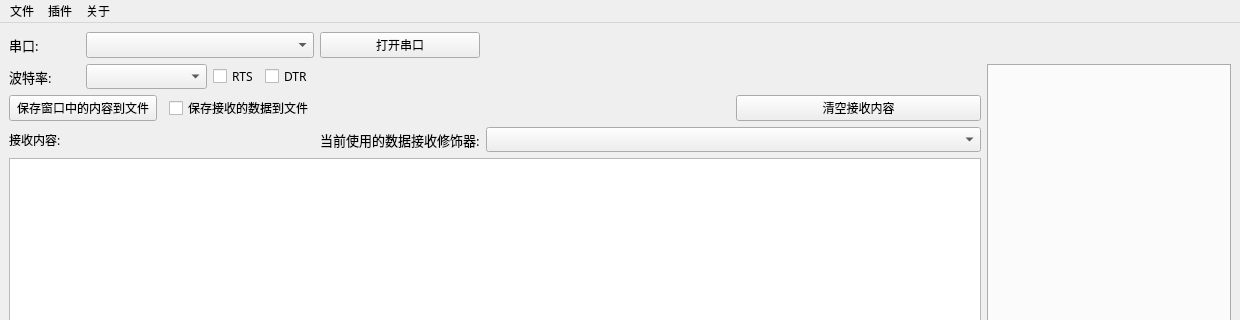
The window that main_window.ui (chensuyang/SerialPortTool) describes before a commit, drawn with Qt 5; both pictures show x 0 to 1240 and y 0 to 320 of the 1240 by 835 pixel window.
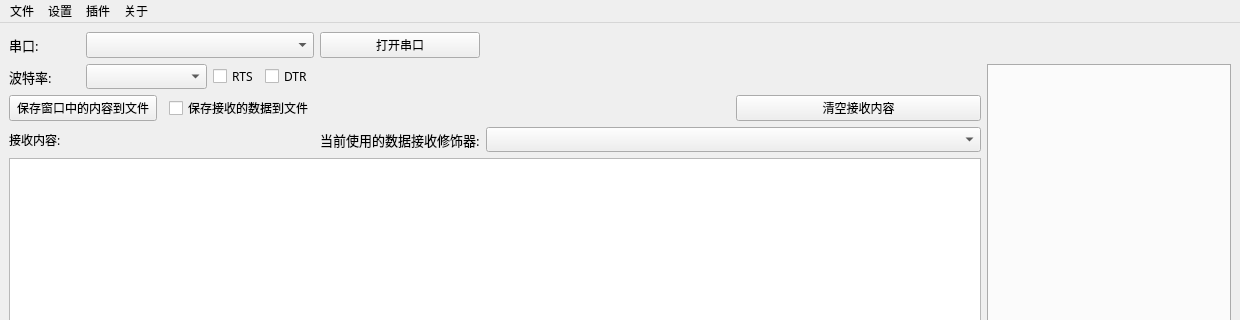
The same window after the commit.

Commit message: 增加设置接收区域显示最大行数功能

```diff
--- a/main_window.ui
+++ b/main_window.ui
@@ -320,7 +320,7 @@
      <height>22</height>
     </rect>
    </property>
-   <widget class="QMenu" name="menu">
+   <widget class="QMenu" name="file_menu">
     <property name="title">
      <string>文件</string>
     </property>
@@ -331,22 +331,29 @@
     <addaction name="action_5"/>
     <addaction name="action_6"/>
    </widget>
-   <widget class="QMenu" name="menu_2">
+   <widget class="QMenu" name="plugin_menu">
     <property name="title">
      <string>插件</string>
     </property>
     <addaction name="action_7"/>
     <addaction name="action_8"/>
    </widget>
-   <widget class="QMenu" name="menu_3">
+   <widget class="QMenu" name="about_menu">
     <property name="title">
      <string>关于</string>
     </property>
     <addaction name="action_9"/>
    </widget>
-   <addaction name="menu"/>
-   <addaction name="menu_2"/>
-   <addaction name="menu_3"/>
+   <widget class="QMenu" name="setting_menu">
+    <property name="title">
+     <string>设置</string>
+    </property>
+    <addaction name="set_rev_data_text_edit_max_block_count"/>
+   </widget>
+   <addaction name="file_menu"/>
+   <addaction name="setting_menu"/>
+   <addaction name="plugin_menu"/>
+   <addaction name="about_menu"/>
   </widget>
   <action name="actionsez">
    <property name="text">
```
Left out of the diff: 5 changed lines with no effect on the pictures. The commit also changes 8 other files.
